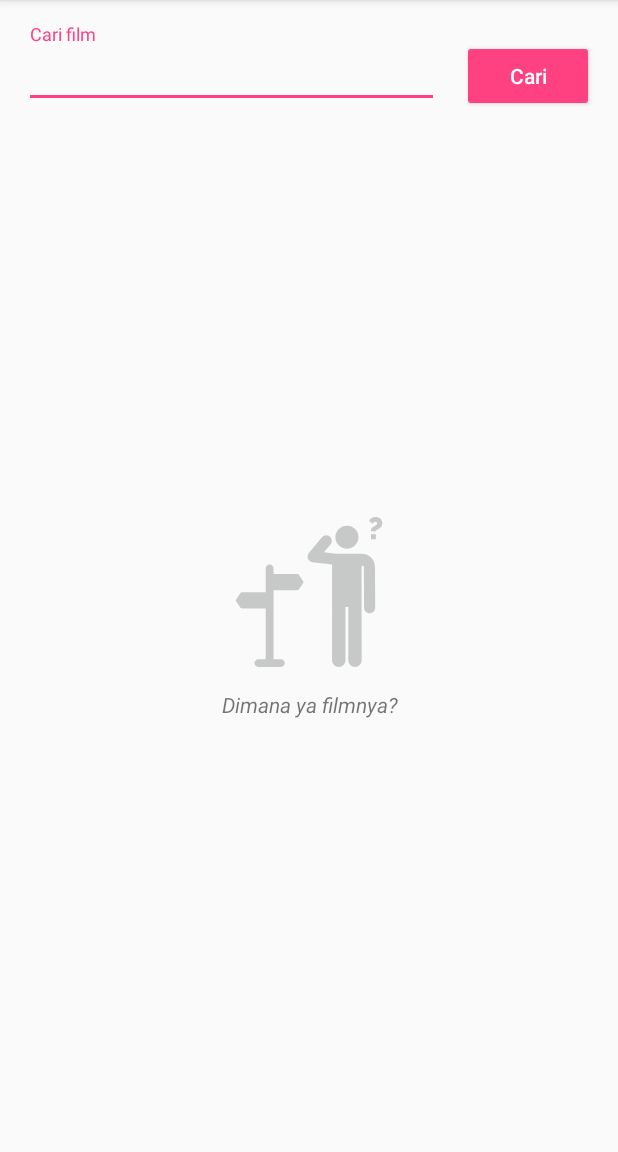
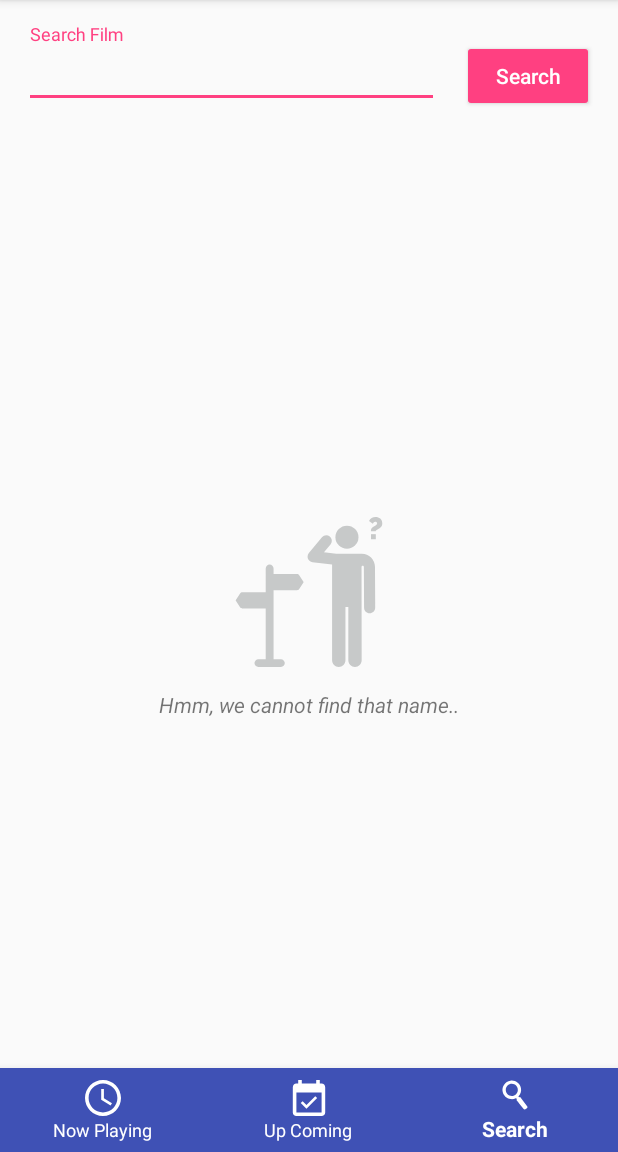
Before and after one commit to jokopriyono/MovieDicoding, an Android app: the screen it shows after launch (CariActivity before the commit, MainActivity after it), on a phone screen of 412 x 824 dp, the part 84-1236 px from its top. Run offline under Robolectric (Android 15) with nearby library versions, the phone set to English and light mode, and no system bars.

Commit message:
- Moving Search into a fragment

```diff
--- /dev/null
+++ b/app/src/main/java/id/web/jokopriyono/moviedicoding/activities/main/MainActivity.java
@@ -0,0 +1,59 @@
+package id.web.jokopriyono.moviedicoding.activities.main;
+
+import android.os.Bundle;
+import android.support.annotation.NonNull;
+import android.support.design.widget.BottomNavigationView;
+import android.support.v4.app.Fragment;
+import android.support.v4.app.FragmentTransaction;
+import android.support.v7.app.AppCompatActivity;
+import android.view.MenuItem;
+
+import id.web.jokopriyono.moviedicoding.R;
+
+public class MainActivity extends AppCompatActivity implements BottomNavigationView.OnNavigationItemSelectedListener {
+    private int navPosition = 2;
+
+    @Override
+    protected void onCreate(Bundle savedInstanceState) {
+        super.onCreate(savedInstanceState);
+        setContentView(R.layout.activity_main);
+
+        loadFragment(new SearchFragment());
+
+        BottomNavigationView bottom = findViewById(R.id.bottom_view);
+        bottom.setSelectedItemId(R.id.menu_search);
+        bottom.setOnNavigationItemSelectedListener(this);
+    }
+
+    @Override
+    public boolean onNavigationItemSelected(@NonNull MenuItem item) {
+        switch (item.getItemId()) {
+            case R.id.menu_last:
+                if (navPosition != 0) {
+                    loadFragment(new NowPlayingFragment());
+                    navPosition = 0;
+                }
+                return true;
+            case R.id.menu_next:
+                if (navPosition != 1) {
+                    loadFragment(new NextComingFragment());
+                    navPosition = 1;
+                }
+                return true;
+            case R.id.menu_search:
+                if (navPosition != 2) {
+                    loadFragment(new SearchFragment());
+                    navPosition = 2;
+                }
+                return true;
+        }
+        return false;
+    }
+
+    private void loadFragment(Fragment fragment) {
+        FragmentTransaction transaction = getSupportFragmentManager().beginTransaction();
+        transaction.replace(R.id.frame_content, fragment);
+        transaction.addToBackStack(null);
+        transaction.commit();
+    }
+}
--- /dev/null
+++ b/app/src/main/java/id/web/jokopriyono/moviedicoding/activities/main/SearchFragment.java
@@ -0,0 +1,28 @@
+package id.web.jokopriyono.moviedicoding.activities.main;
+
+import android.os.Bundle;
+import android.support.annotation.Nullable;
+import android.support.v4.app.Fragment;
+import android.view.LayoutInflater;
+import android.view.View;
+import android.view.ViewGroup;
+
+import id.web.jokopriyono.moviedicoding.R;
+
+public class SearchFragment extends Fragment {
+    @Override
+    public void onCreate(@Nullable Bundle savedInstanceState) {
+        super.onCreate(savedInstanceState);
+    }
+
+    @Nullable
+    @Override
+    public View onCreateView(LayoutInflater inflater, @Nullable ViewGroup container, @Nullable Bundle savedInstanceState) {
+        return inflater.inflate(R.layout.activity_cari, container, false);
+    }
+
+    @Override
+    public void onViewCreated(View view, @Nullable Bundle savedInstanceState) {
+        super.onViewCreated(view, savedInstanceState);
+    }
+}
--- /dev/null
+++ b/app/src/main/res/drawable/v_last_schedule.xml
@@ -0,0 +1,13 @@
+<?xml version="1.0" encoding="utf-8"?>
+<vector xmlns:android="http://schemas.android.com/apk/res/android"
+    android:viewportWidth="510"
+    android:viewportHeight="510"
+    android:width="50dp"
+    android:height="50dp">
+    <path
+        android:pathData="M255 0C114.75 0 0 114.75 0 255 0 395.25 114.75 510 255 510 395.25 510 510 395.25 510 255 510 114.75 395.25 0 255 0Zm0 459C142.8 459 51 367.2 51 255 51 142.8 142.8 51 255 51c112.2 0 204 91.8 204 204 0 112.2 -91.8 204 -204 204z"
+        android:fillColor="#ffffff"/>
+    <path
+        android:pathData="M382.5 328.95l-114.75 -68.85 0 -132.6 -38.25 0 0 153 132.6 81.6z"
+        android:fillColor="#ffffff"/>
+</vector>
--- /dev/null
+++ b/app/src/main/res/drawable/v_next_schedule.xml
@@ -0,0 +1,13 @@
+<?xml version="1.0" encoding="utf-8"?>
+<vector xmlns:android="http://schemas.android.com/apk/res/android"
+    android:viewportWidth="426.667"
+    android:viewportHeight="426.667"
+    android:width="50dp"
+    android:height="50dp">
+    <path
+        android:pathData="M362.667 42.667l-21.333 0 0 -42.667 -42.667 0 0 42.667L128 42.667 128 0 85.333 0l0 42.667 -21.333 0c-23.573 0 -42.453 19.093 -42.453 42.667L21.333 384c0 23.573 19.093 42.667 42.667 42.667l298.667 0c23.573 0 42.667 -19.093 42.667 -42.667l0 -298.667C405.333 61.76 386.24 42.667 362.667 42.667Zm0 341.333l-298.667 0 0 -234.667 298.667 0 0 234.667z"
+        android:fillColor="#ffffff" />
+    <path
+        android:pathData="M183.253 341.333L309.973 214.613 287.36 192 183.253 296.107 138.027 250.88 115.413 273.493Z"
+        android:fillColor="#ffffff" />
+</vector>
--- /dev/null
+++ b/app/src/main/res/drawable/v_search.xml
@@ -0,0 +1,10 @@
+<?xml version="1.0" encoding="utf-8"?>
+<vector xmlns:android="http://schemas.android.com/apk/res/android"
+    android:viewportWidth="30"
+    android:viewportHeight="30"
+    android:width="30dp"
+    android:height="30dp">
+    <path
+        android:pathData="M16.67 18.57C16.405 18.263 16.192 18.039 16.001 17.795 15.896 17.66 15.81 17.656 15.659 17.731 14.263 18.409 12.79 18.62 11.255 18.422 8.069 18.01 5.351 15.453 4.73 12.291 3.868 7.895 6.73 3.786 11.166 3.05c4.048 -0.672 8.089 2.188 8.796 6.229 0.449 2.581 -0.228 4.837 -1.98 6.777 -0.031 0.031 -0.061 0.068 -0.11 0.127 0.197 0.273 0.397 0.549 0.657 0.908 0.094 -0.135 0.154 -0.246 0.241 -0.336 0.221 -0.227 0.52 -0.199 0.71 0.055 1.873 2.492 3.745 4.986 5.616 7.479 0.496 0.662 0.438 1.215 -0.212 1.721 -0.407 0.318 -0.84 0.607 -1.272 0.891 -0.407 0.266 -1.111 0.166 -1.418 -0.209 -1.136 -1.387 -2.263 -2.779 -3.387 -4.174 -0.825 -1.025 -1.645 -2.059 -2.468 -3.09 -0.244 -0.305 -0.244 -0.363 0.036 -0.635 0.083 -0.084 0.188 -0.145 0.295 -0.223zm0.683 -7.833C17.358 7.99 15.123 5.716 12.413 5.709 9.57 5.703 7.309 7.937 7.312 10.749c0.003 2.737 2.259 4.994 5.003 5.001 2.776 0.008 5.034 -2.235 5.038 -5.013z"
+        android:fillColor="#ffffff" />
+</vector>
--- a/app/src/main/res/layout/activity_cari.xml
+++ b/app/src/main/res/layout/activity_cari.xml
@@ -1,5 +1,6 @@
 <?xml version="1.0" encoding="utf-8"?>
 <LinearLayout xmlns:android="http://schemas.android.com/apk/res/android"
+    xmlns:tools="http://schemas.android.com/tools"
     android:layout_width="match_parent"
     android:layout_height="match_parent"
     android:padding="16dp"
@@ -17,13 +18,14 @@
             <EditText
                 android:id="@+id/edt_cari"
                 android:inputType="text"
-                android:hint="@string/cari_film"
+                android:hint="@string/search_film"
                 android:layout_width="match_parent"
-                android:layout_height="wrap_content" />
+                android:layout_height="wrap_content"
+                tools:ignore="Autofill" />
         </android.support.design.widget.TextInputLayout>
         <Button
             android:id="@+id/btn_cari"
-            android:text="@string/cari"
+            android:text="@string/search"
             android:textAllCaps="false"
             style="@style/Widget.AppCompat.Button.Colored"
             android:layout_width="wrap_content"
@@ -42,7 +44,7 @@
         android:layout_height="match_parent">
         <TextView
             android:id="@+id/txt_cannot_connect"
-            android:text="@string/dimana"
+            android:text="@string/search_not_found"
             android:drawableTop="@drawable/v_lost"
             android:drawablePadding="15dp"
             android:textStyle="italic"
--- /dev/null
+++ b/app/src/main/res/layout/activity_main.xml
@@ -0,0 +1,24 @@
+<?xml version="1.0" encoding="utf-8"?>
+<android.support.design.widget.CoordinatorLayout xmlns:android="http://schemas.android.com/apk/res/android"
+    xmlns:app="http://schemas.android.com/apk/res-auto"
+    xmlns:tools="http://schemas.android.com/tools"
+    android:layout_width="match_parent"
+    android:layout_height="match_parent"
+    tools:context=".activities.main.MainActivity">
+    <FrameLayout
+        android:id="@+id/frame_content"
+        android:layout_width="match_parent"
+        android:layout_height="match_parent"
+        app:layout_behavior="@string/appbar_scrolling_view_behavior" />
+
+    <android.support.design.widget.BottomNavigationView
+        android:id="@+id/bottom_view"
+        android:background="@color/colorPrimary"
+        app:itemBackground="@color/colorPrimary"
+        app:itemIconTint="@android:color/white"
+        app:itemTextColor="@android:color/white"
+        app:menu="@menu/menu_bottom"
+        android:layout_width="match_parent"
+        android:layout_height="wrap_content"
+        android:layout_gravity="bottom"/>
+</android.support.design.widget.CoordinatorLayout>
--- /dev/null
+++ b/app/src/main/res/menu/menu_bottom.xml
@@ -0,0 +1,22 @@
+<?xml version="1.0" encoding="utf-8"?>
+<menu xmlns:android="http://schemas.android.com/apk/res/android"
+    xmlns:app="http://schemas.android.com/apk/res-auto">
+    <item
+        android:id="@+id/menu_last"
+        android:enabled="true"
+        android:icon="@drawable/v_last_schedule"
+        android:title="@string/now_playing"
+        app:showAsAction="ifRoom" />
+    <item
+        android:id="@+id/menu_next"
+        android:enabled="true"
+        android:icon="@drawable/v_next_schedule"
+        android:title="@string/up_coming"
+        app:showAsAction="ifRoom" />
+    <item
+        android:id="@+id/menu_search"
+        android:enabled="true"
+        android:icon="@drawable/v_search"
+        android:title="@string/search"
+        app:showAsAction="ifRoom" />
+</menu>
--- a/app/src/main/res/values/strings.xml
+++ b/app/src/main/res/values/strings.xml
@@ -1,8 +1,10 @@
 <resources>
     <string name="app_name">Movie Dicoding</string>
-    <string name="cari_film">Cari film</string>
-    <string name="cari">Cari</string>
-    <string name="dimana">Dimana ya filmnya?</string>
+    <string name="search_film">Search Film</string>
+    <string name="search_not_found">Hmm, we cannot find that name..</string>
     <string name="minus">-</string>
-    <string name="please_wait">Mohon menunggu..</string>
+    <string name="please_wait">Please wait a moment..</string>
+    <string name="now_playing">Now Playing</string>
+    <string name="up_coming">Up Coming</string>
+    <string name="search">Search</string>
 </resources>
```
Also changed, not shown: app/src/main/AndroidManifest.xml (+5 -3 lines), app/src/main/java/id/web/jokopriyono/moviedicoding/activities/CariActivity.java (deleted, +0 -125 lines), app/src/main/java/id/web/jokopriyono/moviedicoding/activities/main/NextComingFragment.java (added, +28 -0 lines), app/src/main/java/id/web/jokopriyono/moviedicoding/activities/main/NowPlayingFragment.java (added, +28 -0 lines).
